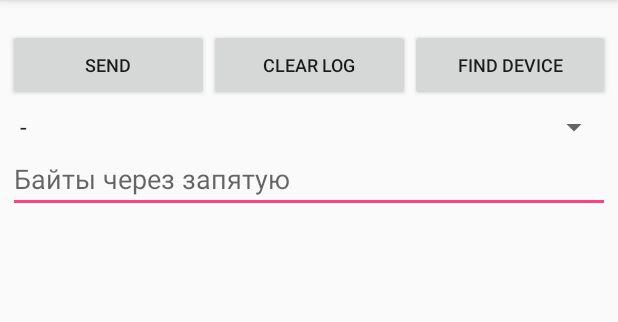
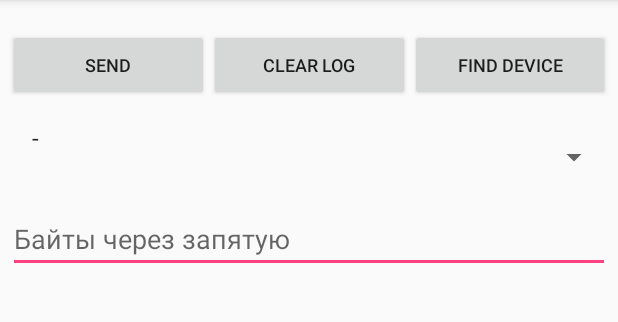
Before and after one commit to lightway82/SimpleBluetoothTerminal, an Android app: the screen it shows after launch (MainActivity), on a phone screen of 412 x 824 dp, the part 84-406 px from its top. Run offline under Robolectric (Android 15) with nearby library versions, the phone set to English and light mode, and no system bars; 2 statements that could not run were skipped.

Commit message:
Доработан Spinner Adapter для списка сопряженных устройств

```diff
--- /dev/null
+++ b/app/src/main/java/life/biomedis/simplebluetoothterminal/Adapters.kt
@@ -0,0 +1,34 @@
+package life.biomedis.simplebluetoothterminal
+
+import android.R
+import android.bluetooth.BluetoothDevice
+import android.content.Context
+import android.view.LayoutInflater
+import android.view.View
+import android.view.ViewGroup
+import android.widget.ArrayAdapter
+import android.widget.TextView
+import org.jetbrains.anko.find
+
+
+data class BluetoothDeviceDecorator(val device: BluetoothDevice?){
+    override fun toString() = if(device==null) "-" else "${device.name}\n${device.address}"
+}
+
+
+
+class DevicesInfoAdapter(context: Context, devices: List<BluetoothDeviceDecorator>) : ArrayAdapter<BluetoothDeviceDecorator>(context, android.R.layout.simple_list_item_2, devices) {
+
+    override fun getView(position: Int, convertView: View?, parent: ViewGroup?): View? {
+
+        val item:BluetoothDeviceDecorator = getItem(position)
+        var targetView: View = convertView ?: createNewView()
+
+       return targetView.apply{
+            find<TextView>(android.R.id.text1)?.text = item.device?.name?:"-"
+            find<TextView>(android.R.id.text2)?.text = item.device?.address?:""
+        }
+    }
+
+    private fun createNewView() = LayoutInflater.from(context).inflate(R.layout.simple_list_item_2, null)
+}
--- a/app/src/main/java/life/biomedis/simplebluetoothterminal/MainActivity.kt
+++ b/app/src/main/java/life/biomedis/simplebluetoothterminal/MainActivity.kt
@@ -14,10 +14,12 @@ import android.content.IntentFilter
 import android.widget.*
 import org.jetbrains.anko.*
 import android.view.View
-import android.widget.ArrayAdapter
+
 
 
 const val REQUEST_ENABLE_BT = 1
+
+
 
 class MainActivity : AppCompatActivity(), AnkoLogger {
 
@@ -38,7 +40,7 @@ class MainActivity : AppCompatActivity(), AnkoLogger {
     private val deviceList: MutableList<BluetoothDevice> = arrayListOf()
 
     private lateinit var scanningProgressDlg: ProgressDialog
-    private lateinit var bondedDevicesAdapter: ArrayAdapter<String>
+    private lateinit var bondedDevicesAdapter: DevicesInfoAdapter
 
     override fun onCreate(savedInstanceState: Bundle?) {
         super.onCreate(savedInstanceState)
@@ -58,18 +60,16 @@ class MainActivity : AppCompatActivity(), AnkoLogger {
     }
 
     private fun initDeviceSpinner() {
-        val bondedDevices: MutableList<String> = MutableList(1, { "-" })
-        (bluetoothAdapter?.bondedDevices?.toList() ?: emptyList()).forEach { dev ->
-            bondedDevices += "${dev.name}-${dev.address}"
-        }
+        val bondedDevices: MutableList<BluetoothDeviceDecorator> = MutableList(1,{ BluetoothDeviceDecorator(null) })
 
+        (bluetoothAdapter?.bondedDevices?.toList() ?: emptyList()).forEach { bondedDevices += BluetoothDeviceDecorator(it) }
 
-        // адаптер
-        bondedDevicesAdapter = ArrayAdapter<String>(this, android.R.layout.simple_spinner_item, bondedDevices).apply {
+        bondedDevicesAdapter = DevicesInfoAdapter(this, bondedDevices).apply {
             setDropDownViewResource(android.R.layout.simple_spinner_dropdown_item)
             deviceSpinner.adapter = this
 
         }
+
 
         with(deviceSpinner) {
             setSelection(0)
@@ -77,7 +77,7 @@ class MainActivity : AppCompatActivity(), AnkoLogger {
             onItemSelectedListener = object : AdapterView.OnItemSelectedListener {
                 override fun onNothingSelected(parent: AdapterView<*>?) = Unit
                 override fun onItemSelected(parent: AdapterView<*>?, view: View?, position: Int, id: Long) {
-                    toast(bondedDevices[position])
+                    toast(bondedDevices[position].toString())
                     setDeviceWidgetsState("", true)
                 }
             }
@@ -110,12 +110,12 @@ class MainActivity : AppCompatActivity(), AnkoLogger {
                 if (deviceList.isEmpty()) toast("No devices found")
                 else {
                     bondedDevicesAdapter.clear()
-                    bondedDevicesAdapter.add("-")
-                    bondedDevicesAdapter.addAll(deviceList.map { it.name })
+                    bondedDevicesAdapter.add(null)
+                    bondedDevicesAdapter.addAll(deviceList.map { BluetoothDeviceDecorator(it) })
                     bondedDevicesAdapter.notifyDataSetChanged()
-                    selector("Available devices", deviceList.map { it.name + "\n" + it.address })
+                    selector("Available devices", deviceList.map(BluetoothDevice::toString))
                     { _, i ->
-                        toast("Selected device is ${deviceList[i].let { it.name + "\n" + it.address }}")
+                        toast("Selected device is ${ deviceList[i].let(BluetoothDevice::toString) }")
                         deviceSpinner.setSelection(i)
                         setDeviceWidgetsState("", true)
                     }
```
